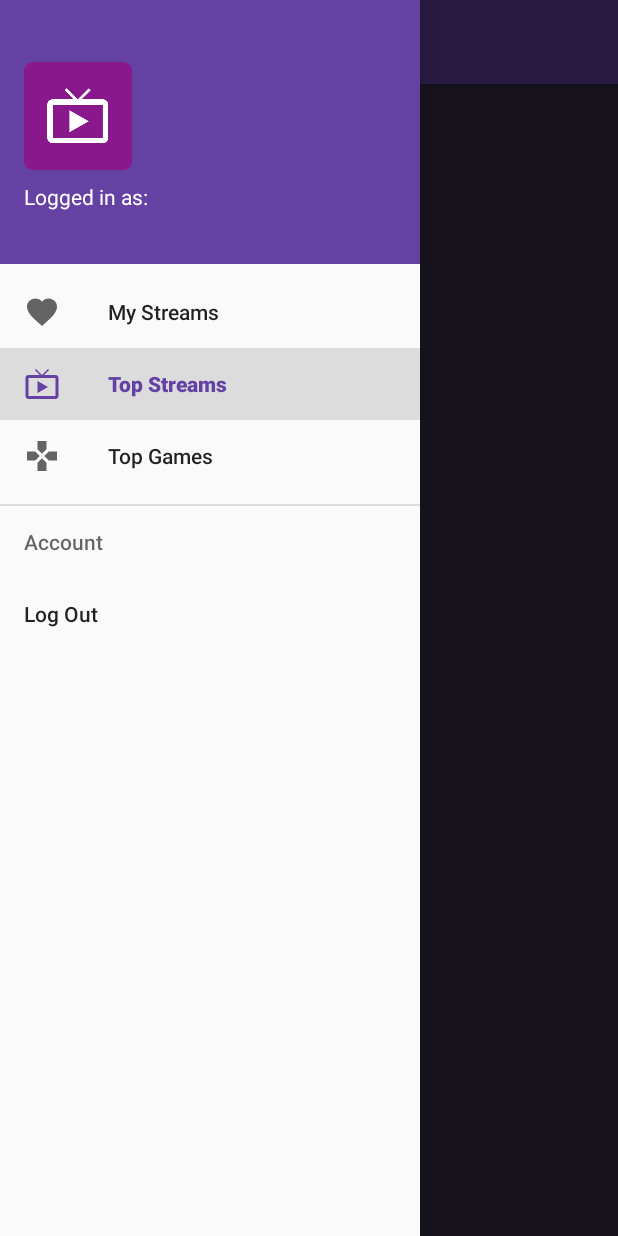
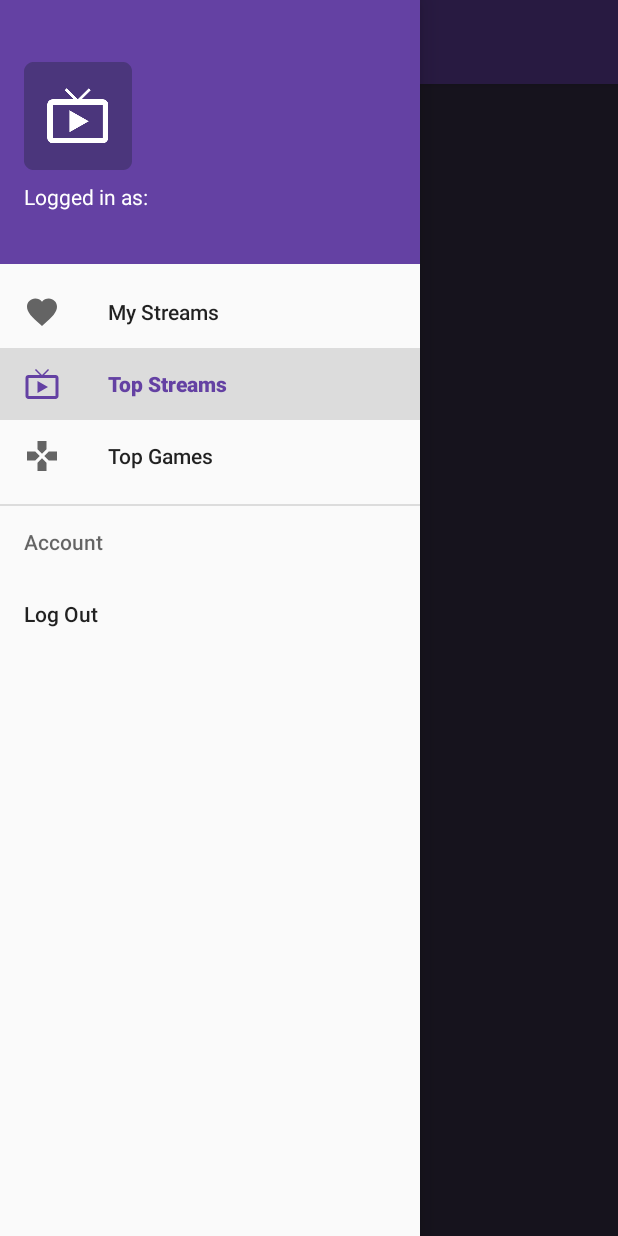
Before and after one commit to giokaryp/UoMAndroid, an Android app: the screen it shows after launch (MainActivity), with the side drawer open, on a phone screen of 412 x 824 dp. Run offline under Robolectric (Android 15) with nearby library versions, the phone set to English and light mode, and no system bars; our stand-ins replace Picasso; pictures from the network do not load.

Commit message:
added some details colors

```diff
--- a/app/src/main/res/values/ic_launcher_background.xml
+++ b/app/src/main/res/values/ic_launcher_background.xml
@@ -1,4 +1,4 @@
 <?xml version="1.0" encoding="utf-8"?>
 <resources>
-    <color name="ic_launcher_background">#89188D</color>
+    <color name="ic_launcher_background">#4b367c</color>
 </resources>
```
